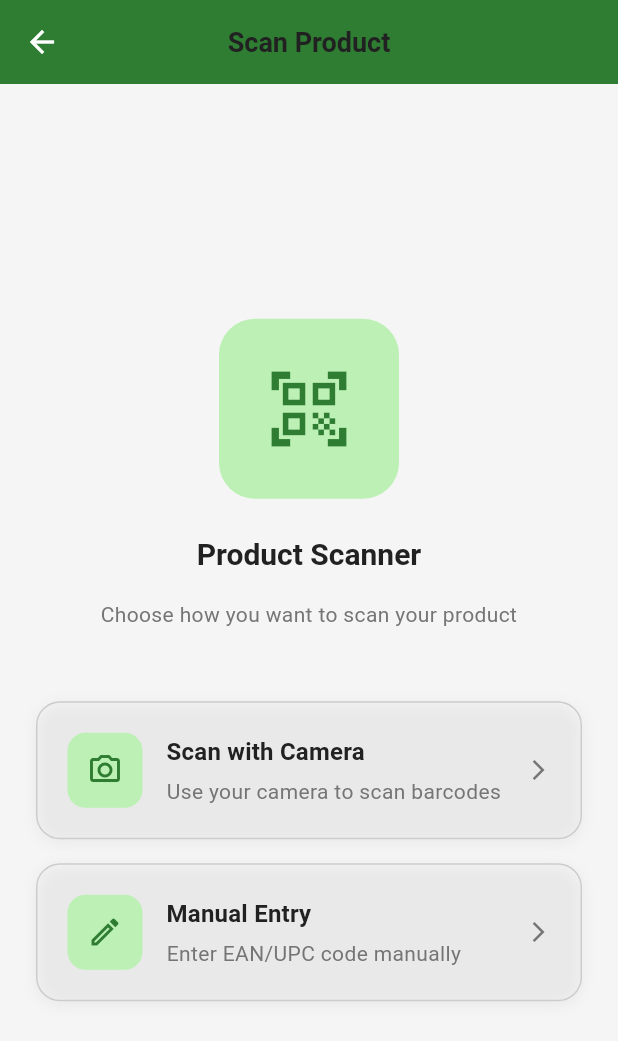
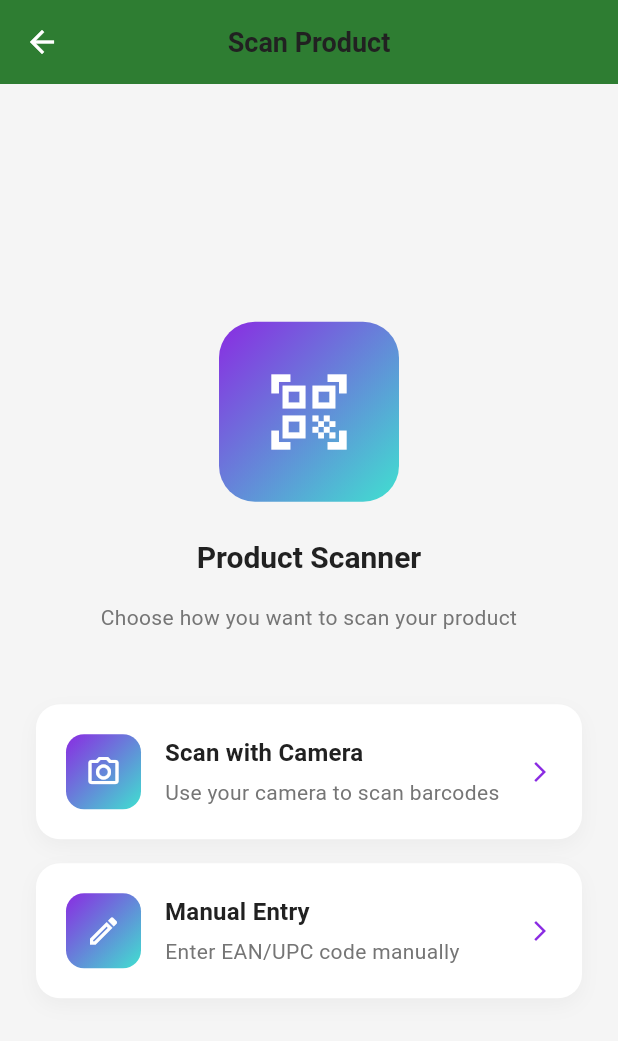
Before and after one commit to roxm337/ScanSafe, a Flutter app: the ScanScreen screen opened directly, after a tap on "Scan with Camera", after a tap on the "close" icon, on a phone screen of 412 x 824 dp. Shown: the top 1041 px of the screen. Run offline on Flutter 3.47's test engine with Material 3 defaults, Android fonts, the phone set to English and light mode, and no system bars; our stand-ins replace dio, get, google_fonts, shared_preferences; missing offline and left inert: mobile_scanner; accounts and stored records are empty; network calls fail.

Commit message:
style: update scan screen UI with gradient colors and modern design elements

```diff
--- a/frontend/lib/screens/scan_screen.dart
+++ b/frontend/lib/screens/scan_screen.dart
@@ -61,13 +61,20 @@ class _ScanScreenState extends State<ScanScreen> {
             width: 120,
             height: 120,
             decoration: BoxDecoration(
-              color: Theme.of(context).colorScheme.primaryContainer,
+              gradient: const LinearGradient(
+                begin: Alignment.topLeft,
+                end: Alignment.bottomRight,
+                colors: [
+                  Color(0xFF8A2BE2), // Purple
+                  Color(0xFF40E0D0), // Turquoise
+                ],
+              ),
               borderRadius: BorderRadius.circular(24),
             ),
-            child: Icon(
+            child: const Icon(
               Icons.qr_code_scanner,
               size: 60,
-              color: Theme.of(context).colorScheme.primary,
+              color: Colors.white,
             ),
           ),
           const SizedBox(height: 24),
@@ -129,17 +136,13 @@ class _ScanScreenState extends State<ScanScreen> {
         width: double.infinity,
         padding: const EdgeInsets.all(20),
         decoration: BoxDecoration(
-          color: Theme.of(context).cardTheme.color,
+          color: Colors.white,
           borderRadius: BorderRadius.circular(16),
-          border: Border.all(
-            color: Theme.of(context).dividerColor,
-            width: 1,
-          ),
           boxShadow: [
             BoxShadow(
-              color: Colors.black.withValues(alpha: 0.05),
-              blurRadius: 8,
-              offset: const Offset(0, 2),
+              color: Colors.grey.withOpacity(0.1),
+              blurRadius: 10,
+              offset: const Offset(0, 5),
             ),
           ],
         ),
@@ -149,12 +152,19 @@ class _ScanScreenState extends State<ScanScreen> {
               width: 50,
               height: 50,
               decoration: BoxDecoration(
-                color: Theme.of(context).colorScheme.primaryContainer,
                 borderRadius: BorderRadius.circular(12),
+                gradient: const LinearGradient(
+                  begin: Alignment.topLeft,
+                  end: Alignment.bottomRight,
+                  colors: [
+                    Color(0xFF8A2BE2), // Purple
+                    Color(0xFF40E0D0), // Turquoise
+                  ],
+                ),
               ),
               child: Icon(
                 icon,
-                color: Theme.of(context).colorScheme.primary,
+                color: Colors.white,
               ),
             ),
             const SizedBox(width: 16),
@@ -172,7 +182,7 @@ class _ScanScreenState extends State<ScanScreen> {
                   Text(
                     subtitle,
                     style: Theme.of(context).textTheme.bodyMedium?.copyWith(
-                          color: Theme.of(context).colorScheme.onSurfaceVariant,
+                          color: Colors.grey[600],
                         ),
                   ),
                 ],
@@ -181,7 +191,7 @@ class _ScanScreenState extends State<ScanScreen> {
             Icon(
               Icons.arrow_forward_ios,
               size: 16,
-              color: Theme.of(context).colorScheme.onSurfaceVariant,
+              color: const Color(0xFF8A2BE2),
             ),
           ],
         ),
@@ -197,50 +207,78 @@ class _ScanScreenState extends State<ScanScreen> {
           controller: scanController.scannerController,
           onDetect: scanController.onDetect,
         ),
-        // Scanner overlay with animation
-        Center(
+        // Dark overlay with transparent center
+        Container(
+          decoration: BoxDecoration(
+            color: Colors.black.withOpacity(0.6),
+          ),
+          child: Center(
             child: Container(
               width: 280,
               height: 280,
               decoration: BoxDecoration(
+                borderRadius: BorderRadius.circular(20),
+                gradient: const LinearGradient(
+                  begin: Alignment.topLeft,
+                  end: Alignment.bottomRight,
+                  colors: [
+                    Color(0xFF8A2BE2), // Purple
+                    Color(0xFF40E0D0), // Turquoise
+                  ],
+                ),
+              ),
+              child: Container(
+                margin: const EdgeInsets.all(2),
+                decoration: BoxDecoration(
+                  color: Colors.transparent,
+                  borderRadius: BorderRadius.circular(18),
                   border: Border.all(
-                color: Theme.of(context).colorScheme.primary,
+                    color: Colors.white,
                     width: 2,
                   ),
-              borderRadius: BorderRadius.circular(16),
+                ),
+              ),
             ),
           ),
         ),
         // Animated scanning line
         Center(
           child: AnimatedContainer(
-            duration: const Duration(seconds: 1),
+            duration: const Duration(milliseconds: 1500),
             width: 276,
-            height: 4,
+            height: 2,
             margin: const EdgeInsets.only(top: 10),
             decoration: BoxDecoration(
-              color: Theme.of(context).colorScheme.primary.withValues(alpha: 0.7),
-              borderRadius: BorderRadius.circular(2),
+              gradient: const LinearGradient(
+                begin: Alignment.topLeft,
+                end: Alignment.bottomRight,
+                colors: [
+                  Colors.transparent,
+                  Colors.white,
+                  Colors.transparent,
+                ],
+              ),
+              borderRadius: BorderRadius.circular(1),
             ),
           ),
         ),
         // Scanner instruction
         Positioned(
-          bottom: 100,
+          bottom: 120,
           left: 0,
           right: 0,
+          child: Container(
+            padding: const EdgeInsets.all(12),
+            decoration: BoxDecoration(
+              color: Colors.black.withOpacity(0.6),
+              borderRadius: BorderRadius.circular(20),
+            ),
             child: Text(
               'Align the barcode within the frame',
               textAlign: TextAlign.center,
               style: Theme.of(context).textTheme.titleMedium?.copyWith(
                     color: Colors.white,
-                  shadows: [
-                    Shadow(
-                      offset: const Offset(0, 1),
-                      blurRadius: 3,
-                      color: Colors.black.withValues(alpha: 0.5),
                   ),
-                  ],
             ),
           ),
         ),
@@ -249,14 +287,17 @@ class _ScanScreenState extends State<ScanScreen> {
           top: 60,
           left: 20,
           child: Container(
+            padding: const EdgeInsets.all(8),
             decoration: BoxDecoration(
-              color: Colors.black.withValues(alpha: 0.6),
-              borderRadius: BorderRadius.circular(24),
+              color: Colors.white.withOpacity(0.2),
+              borderRadius: BorderRadius.circular(20),
+              backdropFilter: const ImageFilter.blur(sigmaX: 5, sigmaY: 5),
             ),
             child: IconButton(
               icon: Icon(
                 Icons.close,
                 color: Colors.white,
+                size: 24,
               ),
               onPressed: () {
                 setState(() {
```
Lines whose indentation alone changed are shown as unchanged.
